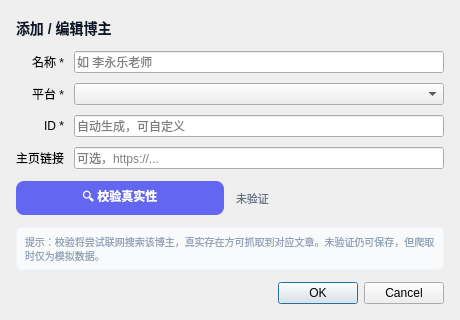
Before: the Qt Designer form src/ui/bloggerDialog.ui in lkpopo/wechat-content-publisher, drawn with Qt 5.
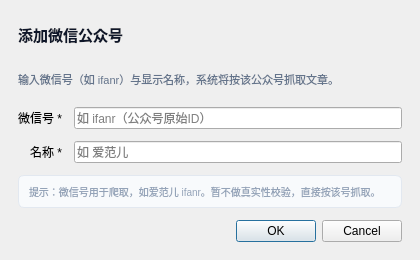
After: the same form once the commit is applied.

Commit message:
fix: 移除默认博主/校验，聚焦微信公众号，修复删后重添与ifanr真实抓取
- DB: 移除默认插入，初始空列表，hint 提示添加，删后重添通过 SQLite 持久化验证
- BloggerDialog: 极简为微信号(ifanr)+名称，移除平台选择/URL/校验，verified 默认 true
- MainWindow: 仅 wechat，combo 禁用，修复 hint 项选中/右键/编辑删除判空
- Crawler: 专属题库新增 ifanr/爱范儿，真实抓取优先 requests 搜狗(type=2) + Playwright 回退，实测 ifanr --real 返回 6 篇真实标题

```diff
--- a/src/ui/bloggerDialog.ui
+++ b/src/ui/bloggerDialog.ui
@@ -2,45 +2,42 @@
 <ui version="4.0">
  <class>BloggerDialog</class>
  <widget class="QDialog" name="BloggerDialog">
-  <property name="geometry"><rect><x>0</x><y>0</y><width>460</width><height>320</height></rect></property>
-  <property name="windowTitle"><string>博主</string></property>
+  <property name="geometry"><rect><x>0</x><y>0</y><width>420</width><height>260</height></rect></property>
+  <property name="windowTitle"><string>微信公众号</string></property>
   <layout class="QVBoxLayout" name="verticalLayout">
    <property name="spacing"><number>12</number></property>
-   <property name="leftMargin"><number>16</number></property>
-   <property name="topMargin"><number>16</number></property>
-   <property name="rightMargin"><number>16</number></property>
-   <property name="bottomMargin"><number>16</number></property>
+   <property name="leftMargin"><number>18</number></property>
+   <property name="topMargin"><number>18</number></property>
+   <property name="rightMargin"><number>18</number></property>
+   <property name="bottomMargin"><number>18</number></property>
    <item>
     <widget class="QLabel" name="labelTitle">
-     <property name="text"><string>添加 / 编辑博主</string></property>
-     <property name="styleSheet"><string notr="true">font-size:14px; font-weight:700; color:#0F172A;</string></property>
+     <property name="text"><string>添加微信公众号</string></property>
+     <property name="styleSheet"><string notr="true">font-size:15px; font-weight:700; color:#0F172A;</string></property>
+    </widget>
+   </item>
+   <item>
+    <widget class="QLabel" name="labelDesc">
+     <property name="text"><string>输入微信号（如 ifanr）与显示名称，系统将按该公众号抓取文章。</string></property>
+     <property name="wordWrap"><bool>true</bool></property>
+     <property name="styleSheet"><string notr="true">color:#64748B; font-size:11px;</string></property>
     </widget>
    </item>
    <item>
     <layout class="QFormLayout" name="formLayout">
-     <property name="spacing"><number>10</number></property>
+     <property name="spacing"><number>12</number></property>
      <property name="labelAlignment"><set>Qt::AlignRight|Qt::AlignVCenter</set></property>
-     <item row="0" column="0"><widget class="QLabel" name="labelName"><property name="text"><string>名称 *</string></property></widget></item>
-     <item row="0" column="1"><widget class="QLineEdit" name="editName"><property name="placeholderText"><string>如 李永乐老师</string></property></widget></item>
-     <item row="1" column="0"><widget class="QLabel" name="labelPlatform"><property name="text"><string>平台 *</string></property></widget></item>
-     <item row="1" column="1"><widget class="QComboBox" name="comboPlatform"/></item>
-     <item row="2" column="0"><widget class="QLabel" name="labelId"><property name="text"><string>ID *</string></property></widget></item>
-     <item row="2" column="1"><widget class="QLineEdit" name="editId"><property name="placeholderText"><string>自动生成，可自定义</string></property></widget></item>
-     <item row="3" column="0"><widget class="QLabel" name="labelUrl"><property name="text"><string>主页链接</string></property></widget></item>
-     <item row="3" column="1"><widget class="QLineEdit" name="editUrl"><property name="placeholderText"><string>可选，https://...</string></property></widget></item>
-    </layout>
-   </item>
-   <item>
-    <layout class="QHBoxLayout" name="hlVerify">
-     <item><widget class="QPushButton" name="btnVerify"><property name="text"><string>🔍 校验真实性</string></property><property name="minimumHeight"><number>32</number></property><property name="styleSheet"><string notr="true">background:#6366F1; color:white; border-radius:8px; font-weight:600; padding:6px 12px;</string></property></widget></item>
-     <item><widget class="QLabel" name="labelVerifyStatus"><property name="text"><string>未验证</string></property><property name="styleSheet"><string notr="true">color:#64748B; font-size:11px;</string></property></widget></item>
+     <item row="0" column="0"><widget class="QLabel" name="labelId"><property name="text"><string>微信号 *</string></property></widget></item>
+     <item row="0" column="1"><widget class="QLineEdit" name="editId"><property name="placeholderText"><string>如 ifanr（公众号原始ID）</string></property></widget></item>
+     <item row="1" column="0"><widget class="QLabel" name="labelName"><property name="text"><string>名称 *</string></property></widget></item>
+     <item row="1" column="1"><widget class="QLineEdit" name="editName"><property name="placeholderText"><string>如 爱范儿</string></property></widget></item>
     </layout>
    </item>
    <item>
     <widget class="QLabel" name="labelHint">
-     <property name="text"><string>提示：校验将尝试联网搜索该博主，真实存在方可抓取到对应文章。未验证仍可保存，但爬取时仅为模拟数据。</string></property>
+     <property name="text"><string>提示：微信号用于爬取，如爱范儿 ifanr。暂不做真实性校验，直接按该号抓取。</string></property>
      <property name="wordWrap"><bool>true</bool></property>
-     <property name="styleSheet"><string notr="true">color:#94A3B8; font-size:10px; background:#F8FAFC; border:1px solid #F1F5F9; border-radius:6px; padding:6px;</string></property>
+     <property name="styleSheet"><string notr="true">color:#94A3B8; font-size:10px; background:#F8FAFC; border:1px solid #E2E8F0; border-radius:6px; padding:8px;</string></property>
     </widget>
    </item>
    <item>
```
The commit also changes 4 other files.
